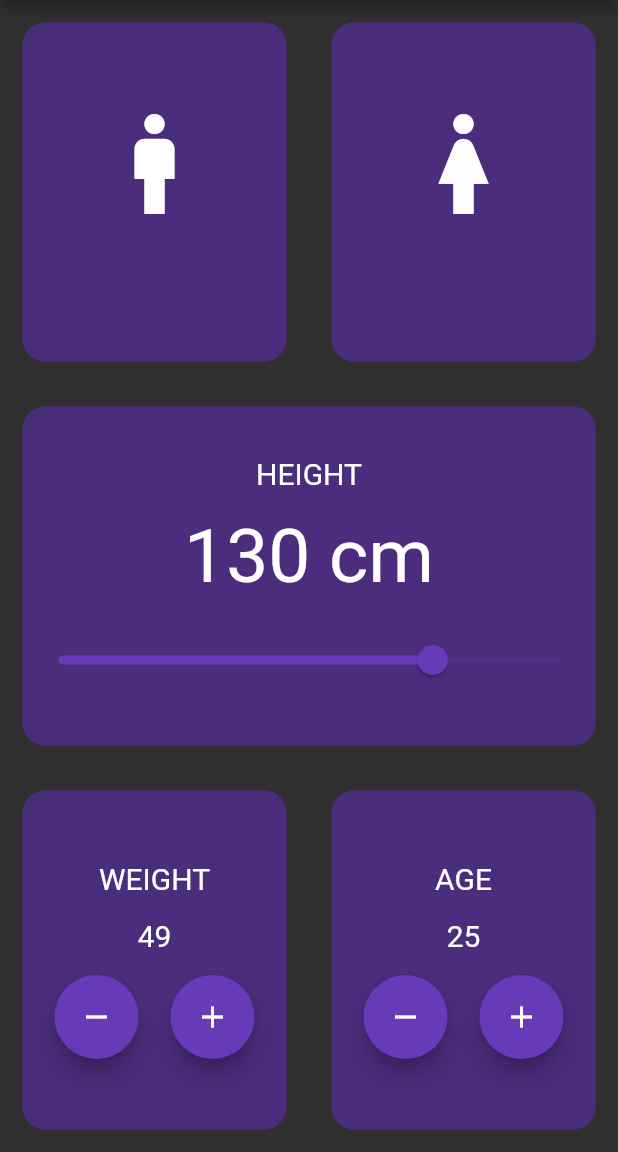
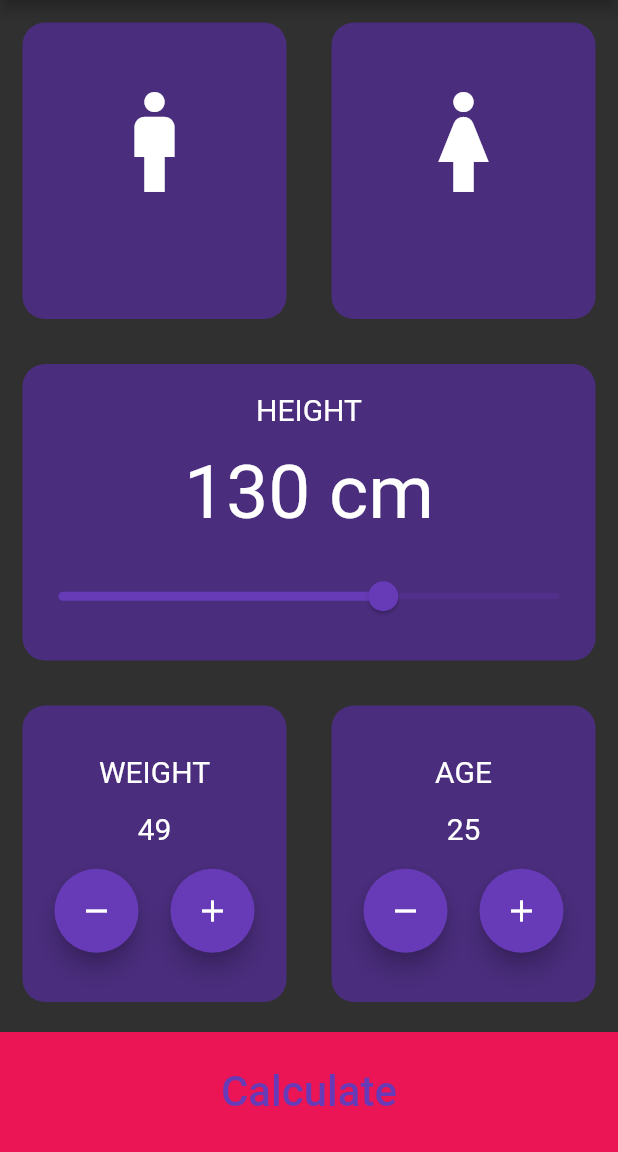
Before and after one commit to emilhackberry/bmi-calc, a Flutter app: the screen it shows after launch, after a tap on the "remove" icon, on a phone screen of 412 x 824 dp, the part 84-1236 px from its top. Run offline on Flutter 3.47's test engine with Material 2 defaults, Android fonts, the phone set to English and light mode, and no system bars; our stand-ins replace flutter_riverpod.

Commit message:
moved weight, age and height to riverpod

```diff
--- a/lib/bmi_calculations.dart
+++ b/lib/bmi_calculations.dart
@@ -1,9 +1,5 @@
 import 'package:flutter/material.dart';
 import 'package:flutter_riverpod/flutter_riverpod.dart';
-
-////
-///
-///using the stuff below now
 
 class BMIState {
   String? genderSelection;
@@ -18,18 +14,16 @@ class BMIState {
     required this.age,
   });
 
-  BMIState copyWith({int? weight}) {
+  BMIState copyWith({int? weight, int? age, double? height}) {
     return BMIState(
       genderSelection: genderSelection,
       weight: weight ?? this.weight,
-      height: height,
-      age: age,
+      height: height ?? this.height,
+      age: age ?? this.age,
     );
   }
 }
 
-///
-///
 final weightCountProvider = StateNotifierProvider<BMICalculation1, BMIState>((ref) {
   return BMICalculation1(
     weight: 50,
@@ -52,5 +46,19 @@ class BMICalculation1 extends StateNotifier<BMIState> {
           age: age,
         ));
 
-  void incrementWeight(int weight) => state = state.copyWith(weight: state.weight++);
+  void incrementWeight(int weight) {
+    state = state.copyWith(weight: state.weight++);
+  }
+
+  void incrementAge(int age) {
+    state = state.copyWith(age: state.age++);
+  }
+
+  void changeHeight(double height) {
+    state = state.copyWith(height: state.height = height);
+  }
+
+  int calculateBMI(int weight, double height) {
+    return (weight / (height * height) * 10000).round();
+  }
 }
--- a/lib/input_page.dart
+++ b/lib/input_page.dart
@@ -14,7 +14,6 @@ class InputPage extends ConsumerWidget {
 
   @override
   Widget build(BuildContext context, WidgetRef ref) {
-    //final bmiResults = ref.watch(bmiResultsProvider.notifier);
     final data = ref.watch(weightCountProvider);
     return Scaffold(
       appBar: AppBar(
@@ -98,13 +97,11 @@ class InputPage extends ConsumerWidget {
                   ),
                   Row(),
                   Slider(
-                    value: 150, //temp value
+                    value: data.height, //temp value
                     max: 200,
                     divisions: 200,
                     onChanged: (double value) {
-                      // setState(() {
-                      //   bmiCalc.height = value;
-                      // });
+                      ref.read(weightCountProvider.notifier).changeHeight(value);
                     },
                   )
                 ],
@@ -125,7 +122,7 @@ class InputPage extends ConsumerWidget {
                           height: 15.0,
                         ),
                         (Text(
-                          "${data.weight}", //this is where the state is supposed to update, but onyl updates on hotreload
+                          "${data.weight}",
                           style: TextStyle(fontSize: 20.0),
                         )),
                         SizedBox(
@@ -137,13 +134,16 @@ class InputPage extends ConsumerWidget {
                             FloatingActionButton(
                                 child: Icon(Icons.remove),
                                 onPressed: () {
+                                  //ref.read(weightCountProvider.notifier).incrementWeight();
                                   ref.read(weightCountProvider.notifier).incrementWeight(data.weight--);
                                 }),
                             FloatingActionButton(
-                                child: Icon(Icons.add),
-                                onPressed: () {
-                                  ref.read(weightCountProvider.notifier).incrementWeight(data.weight++);
-                                }),
+                              child: Icon(Icons.add),
+                              onPressed: () {
+                                //ref.read(weightCountProvider.notifier).incrementWeight();
+                                ref.read(weightCountProvider.notifier).incrementWeight(data.weight++);
+                              },
+                            ),
                           ],
                         )),
                       ],
@@ -168,18 +168,15 @@ class InputPage extends ConsumerWidget {
                           mainAxisAlignment: MainAxisAlignment.spaceEvenly,
                           children: [
                             FloatingActionButton(
-                                child: Icon(Icons.remove),
-                                onPressed: () {
-                                  // setState(() {
-                                  //   bmiCalc.age = bmiCalc.changeWeightandAge(bmiCalc.age, "-");
-                                  // });
-                                }),
+                              child: Icon(Icons.remove),
+                              onPressed: () {
+                                ref.read(weightCountProvider.notifier).incrementWeight(data.age--);
+                              },
+                            ),
                             FloatingActionButton(
                               child: Icon(Icons.add),
                               onPressed: () {
-                                // setState(() {
-                                //   bmiCalc.age = bmiCalc.changeWeightandAge(bmiCalc.age, "+");
-                                // });
+                                ref.read(weightCountProvider.notifier).incrementWeight(data.age++);
                               },
                             ),
                           ],
@@ -191,24 +188,25 @@ class InputPage extends ConsumerWidget {
               ],
             ),
           ),
-          // Container(
-          //   color: bottomContainerColor,
-          //   margin: EdgeInsets.only(top: 5.0),
-          //   width: double.infinity,
-          //   height: bottomContainerHeight,
-          //   child: TextButton(
-          //     child: Text(
-          //       "Calculate",
-          //       textScaleFactor: 2.0,
-          //     ),
-          //     onPressed: () async => {
-          //       await showDialog(
-          //         context: context,
-          //         builder: (context) => PopUpScreen(bmiCalc: bmiCalc),
-          //       ),
-          //     },
-          //   ),
-          // ),
+          Container(
+            color: bottomContainerColor,
+            margin: EdgeInsets.only(top: 5.0),
+            width: double.infinity,
+            height: bottomContainerHeight,
+            child: TextButton(
+              child: Text(
+                "Calculate",
+                textScaleFactor: 2.0,
+              ),
+              onPressed: () async => {
+                await showDialog(
+                  context: context,
+                  builder: (context) =>
+                      PopUpScreen(bmiCalc: BMICalculation1(height: data.height, weight: data.weight, age: data.age)),
+                ),
+              },
+            ),
+          ),
         ],
       ),
     );
```
Also changed, not shown: lib/common_widgets/popup_screen.dart (+26 -25 lines), 10 other files.
